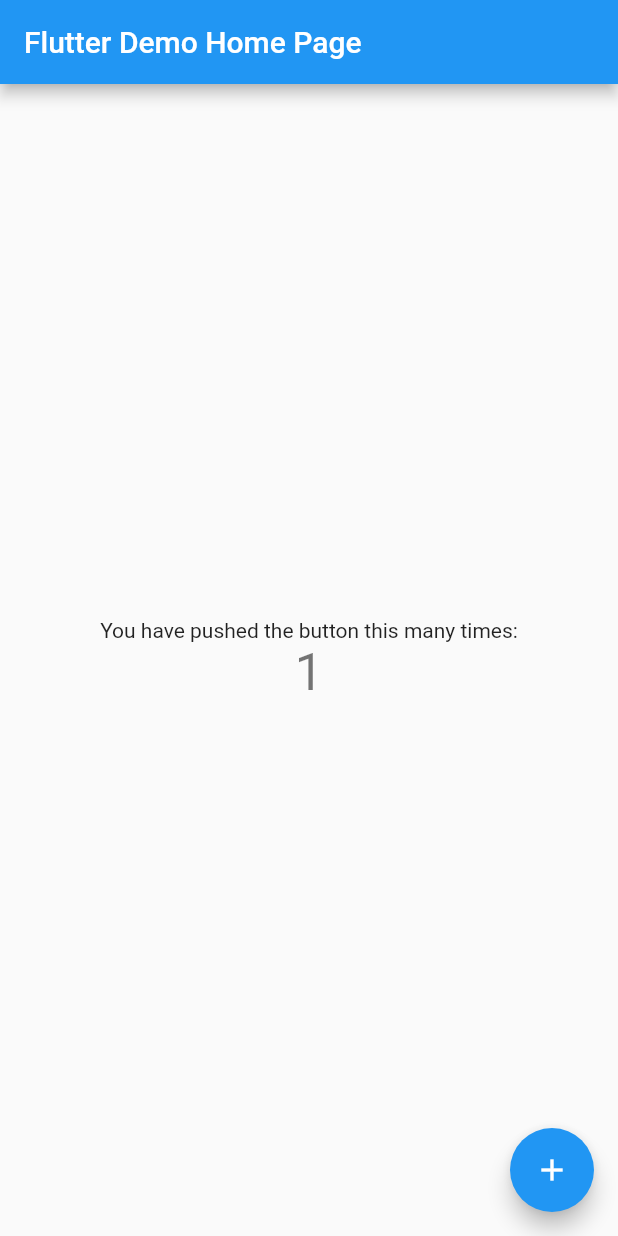
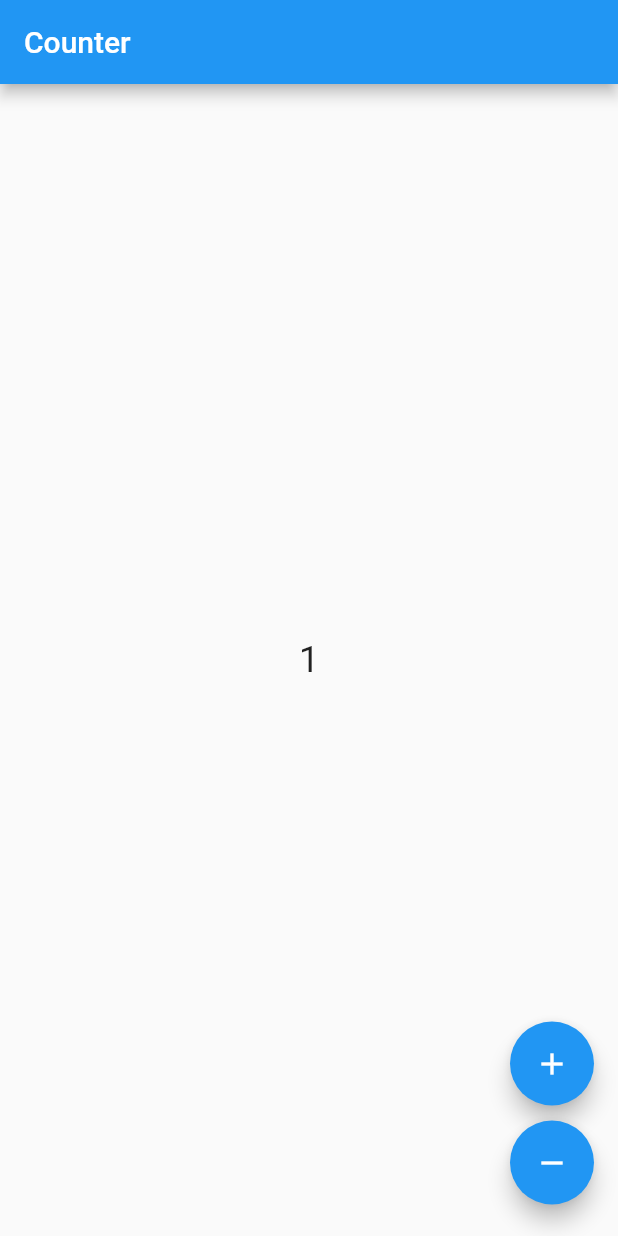
Before and after one commit to vincthach/flutter_counter, a Flutter app: the screen it shows after launch, after a tap on the "add" icon, on a phone screen of 412 x 824 dp. Run offline on Flutter 3.47's test engine with Material 2 defaults, Android fonts, the phone set to English and light mode, and no system bars; our stand-ins replace flutter_bloc.

Commit message:
state count

```diff
--- /dev/null
+++ b/lib/counter_action.dart
@@ -0,0 +1 @@
+enum CounterEvent { increment, decrement }
--- /dev/null
+++ b/lib/counter_bloc.dart
@@ -0,0 +1,22 @@
+import 'package:flutter_bloc/flutter_bloc.dart';
+import 'counter_action.dart';
+
+
+class CounterBloc extends Bloc<CounterEvent, int> {
+
+  @override
+  int get initialState => 0;
+
+  @override
+  Stream<int> mapEventToState(CounterEvent event) async* {
+    switch (event) {
+      case CounterEvent.decrement:
+        yield state - 1;
+        break;
+      case CounterEvent.increment:
+        yield state + 1;
+        break;
+    }
+  }
+
+}
--- /dev/null
+++ b/lib/counter_page.dart
@@ -0,0 +1,50 @@
+import 'package:flutter/cupertino.dart';
+import 'package:flutter/material.dart';
+import 'package:flutter_bloc/flutter_bloc.dart';
+
+import 'counter_action.dart';
+import 'counter_bloc.dart';
+
+class CounterPage extends StatelessWidget {
+  @override
+  Widget build(BuildContext context) {
+    final CounterBloc counterBloc = BlocProvider.of<CounterBloc>(context);
+    return Scaffold(
+      appBar: AppBar(title: Text('Counter')),
+      body: BlocBuilder<CounterBloc, int>(
+        builder: (context, count) {
+          return Center(
+            child: Text(
+              '$count',
+              style: TextStyle(fontSize: 24.0),
+            ),
+          );
+        },
+      ),
+      floatingActionButton: Column(
+        crossAxisAlignment: CrossAxisAlignment.end,
+        mainAxisAlignment: MainAxisAlignment.end,
+        children: <Widget>[
+          Padding(
+            padding: EdgeInsets.symmetric(vertical: 5.0),
+            child: FloatingActionButton(
+              child: Icon(Icons.add),
+              onPressed: () {
+                counterBloc.add(CounterEvent.increment);
+              },
+            ),
+          ),
+          Padding(
+            padding: EdgeInsets.symmetric(vertical: 5.0),
+            child: FloatingActionButton(
+              child: Icon(Icons.remove),
+              onPressed: () {
+                counterBloc.add(CounterEvent.decrement);
+              },
+            ),
+          ),
+        ],
+      ),
+    );
+  }
+}
--- a/lib/main.dart
+++ b/lib/main.dart
@@ -1,5 +1,8 @@
 import 'package:flutter/material.dart';
+import 'package:flutter_bloc/flutter_bloc.dart';
 
+import 'counter_bloc.dart';
+import 'counter_page.dart';
 void main() => runApp(MyApp());
 
 class MyApp extends StatelessWidget {
@@ -7,57 +10,10 @@ class MyApp extends StatelessWidget {
   Widget build(BuildContext context) {
     return MaterialApp(
       title: 'Flutter Demo',
-      theme: ThemeData(
-        primarySwatch: Colors.blue,
+      home: BlocProvider<CounterBloc>(
+        create: (context) => CounterBloc(),
+        child: CounterPage(),
       ),
-      home: MyHomePage(title: 'Flutter Demo Home Page'),
     );
   }
 }
-
-class MyHomePage extends StatefulWidget {
-  MyHomePage({Key key, this.title}) : super(key: key);
-
-  final String title;
-
-  @override
-  _MyHomePageState createState() => _MyHomePageState();
-}
-
-class _MyHomePageState extends State<MyHomePage> {
-  int _counter = 0;
-
-  void _incrementCounter() {
-    setState(() {
-      _counter++;
-    });
-  }
-
-  @override
-  Widget build(BuildContext context) {
-    return Scaffold(
-      appBar: AppBar(
-        title: Text(widget.title),
-      ),
-      body: Center(
-        child: Column(
-          mainAxisAlignment: MainAxisAlignment.center,
-          children: <Widget>[
-            Text(
-              'You have pushed the button this many times:',
-            ),
-            Text(
-              '$_counter',
-              style: Theme.of(context).textTheme.display1,
-            ),
-          ],
-        ),
-      ),
-      floatingActionButton: FloatingActionButton(
-        onPressed: _incrementCounter,
-        tooltip: 'Increment',
-        child: Icon(Icons.add),
-      ), // This trailing comma makes auto-formatting nicer for build methods.
-    );
-  }
-}
--- a/pubspec.yaml
+++ b/pubspec.yaml
@@ -23,7 +23,7 @@ dependencies:
   # The following adds the Cupertino Icons font to your application.
   # Use with the CupertinoIcons class for iOS style icons.
   cupertino_icons: ^0.1.2
-
+  flutter_bloc: ^3.2.0
 dev_dependencies:
   flutter_test:
     sdk: flutter
```
Also changed, not shown: pubspec.lock.
